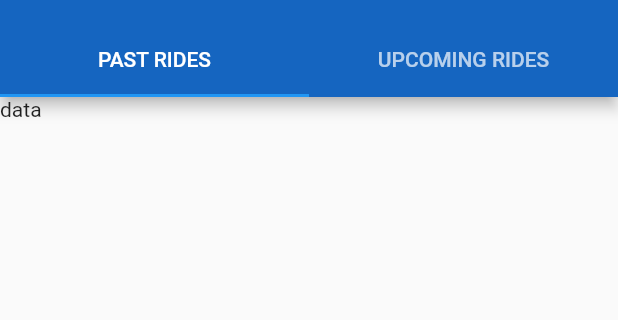
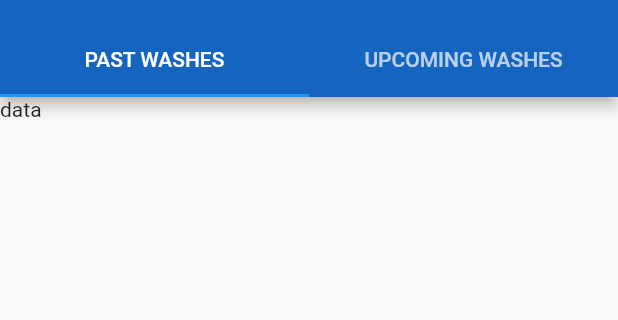
Before and after one commit to tron200/car_washer, a Flutter app: the HistoryScreen screen opened by its route, on a phone screen of 412 x 824 dp, the part 59-379 px from its top. Run offline on Flutter 3.47's test engine with Material 2 defaults, Android fonts, the phone set to English and light mode, and no system bars; our stand-ins replace country_code_picker, country_picker, device_info, firebase_auth, firebase_core, firebase_messaging and 6 more; missing offline and left inert: flutter_facebook_auth, flutter_material_pickers; accounts and stored records are empty; network calls fail.

Commit message:
map commit

```diff
--- a/lib/main.dart
+++ b/lib/main.dart
@@ -28,7 +28,7 @@ main() async {
 }
 void configLoading() {
   EasyLoading.instance
-    ..displayDuration = const Duration(milliseconds: 2000)
+    ..displayDuration = const Duration(milliseconds: 1000)
     ..indicatorType = EasyLoadingIndicatorType.fadingCircle
     ..loadingStyle = EasyLoadingStyle.light
     ..indicatorSize = 45.0
--- a/lib/screens/historyScreen.dart
+++ b/lib/screens/historyScreen.dart
@@ -25,10 +25,10 @@ class HistoryScreen extends StatelessWidget{
             bottom: TabBar(
               tabs: [
                 Tab(
-                  child: Text('PAST RIDES'),
+                  child: Text('PAST WASHES'),
                 ),
                 Tab(
-                  child: Text('UPCOMING RIDES'),
+                  child: Text('UPCOMING WASHES'),
                 ),
               ],
             ),
--- a/pubspec.yaml
+++ b/pubspec.yaml
@@ -52,6 +52,7 @@ dependencies:
   flutter_easyloading: ^3.0.3
   country_picker: ^2.0.12
   flutter_material_pickers: ^3.1.2
+  google_maps_flutter: ^2.1.3
 
 
 dev_dependencies:
```
Also changed, not shown: lib/screens/homeScreen.dart (+17 -4 lines), pubspec.lock.
